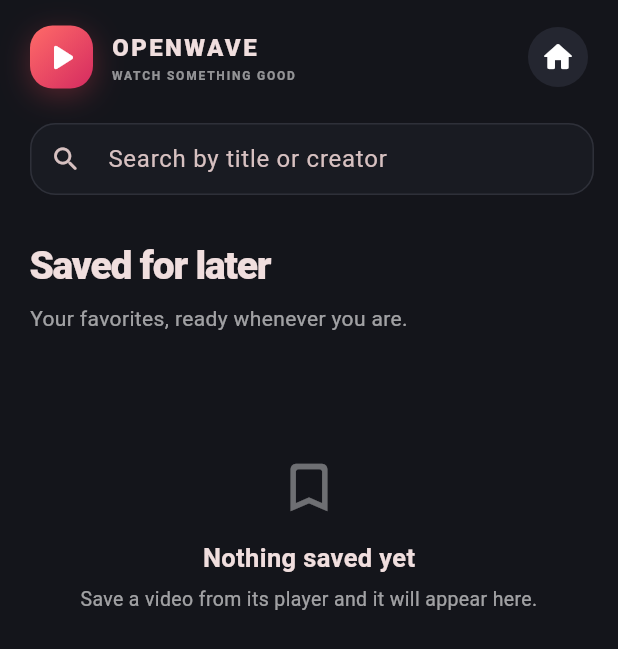
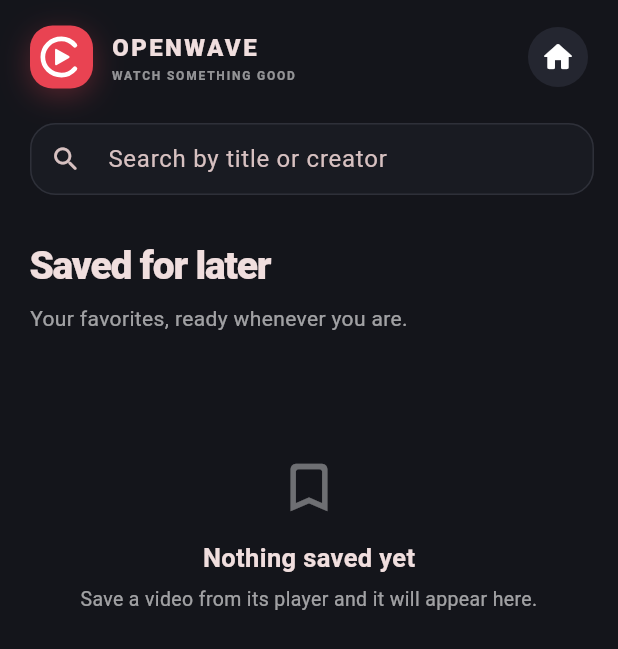
Before and after one commit to HEHE11215/free_browser, a Flutter app: the screen it shows after launch, after a tap on the "bookmark outline" icon, on a phone screen of 412 x 824 dp. Shown: the top 649 px of the screen. Run offline on Flutter 3.47's test engine with Material 3 defaults, Android fonts, the phone set to English and light mode, and no system bars; our stand-ins replace video_player.

Commit message:
Add OpenWave Android resources and app icon
Co-authored-by: Copilot App <223556219+Copilot@users.noreply.github.com>

```diff
--- a/free_browser/lib/screens/browser_screen.dart
+++ b/free_browser/lib/screens/browser_screen.dart
@@ -131,30 +131,7 @@ class _BrowserScreenState extends State<BrowserScreen> {
         children: [
           Row(
             children: [
-              Container(
-                width: 42,
-                height: 42,
-                decoration: BoxDecoration(
-                  gradient: const LinearGradient(
-                    colors: [Color(0xFFFF6B68), Color(0xFFD52B60)],
-                    begin: Alignment.topLeft,
-                    end: Alignment.bottomRight,
-                  ),
-                  borderRadius: BorderRadius.circular(15),
-                  boxShadow: [
-                    BoxShadow(
-                      color: const Color(0xFFE94352).withOpacity(0.3),
-                      blurRadius: 16,
-                      offset: const Offset(0, 5),
-                    ),
-                  ],
-                ),
-                child: const Icon(
-                  Icons.play_arrow_rounded,
-                  color: Colors.white,
-                  size: 30,
-                ),
-              ),
+              const _OpenWaveMark(),
               const SizedBox(width: 12),
               const Column(
                 crossAxisAlignment: CrossAxisAlignment.start,
@@ -749,6 +726,68 @@ class _VideoArtwork extends StatelessWidget {
   }
 }
 
+class _OpenWaveMark extends StatelessWidget {
+  const _OpenWaveMark();
+
+  @override
+  Widget build(BuildContext context) {
+    return Container(
+      width: 42,
+      height: 42,
+      decoration: BoxDecoration(
+        color: const Color(0xFFE94352),
+        borderRadius: BorderRadius.circular(15),
+        boxShadow: [
+          BoxShadow(
+            color: const Color(0xFFE94352).withOpacity(0.3),
+            blurRadius: 16,
+            offset: const Offset(0, 5),
+          ),
+        ],
+      ),
+      child: CustomPaint(painter: _OpenWaveMarkPainter()),
+    );
+  }
+}
+
+class _OpenWaveMarkPainter extends CustomPainter {
+  @override
+  void paint(Canvas canvas, Size size) {
+    canvas.scale(size.width / 108);
+    final ringPaint = Paint()
+      ..color = Colors.white
+      ..style = PaintingStyle.stroke
+      ..strokeWidth = 8
+      ..strokeCap = StrokeCap.round
+      ..strokeJoin = StrokeJoin.round;
+    final ring = Path()
+      ..moveTo(77, 34)
+      ..cubicTo(71, 27, 63, 23, 54, 23)
+      ..cubicTo(36, 23, 22, 37, 22, 54)
+      ..cubicTo(22, 71, 36, 85, 54, 85)
+      ..cubicTo(63, 85, 71, 81, 77, 74);
+    canvas.drawPath(ring, ringPaint);
+
+    final play = Path()
+      ..moveTo(46, 40.5)
+      ..lineTo(67, 52.3)
+      ..quadraticBezierTo(69, 54, 67, 55.7)
+      ..lineTo(46, 67.5)
+      ..quadraticBezierTo(43, 69, 43, 65.8)
+      ..lineTo(43, 42.2)
+      ..quadraticBezierTo(43, 39, 46, 40.5);
+    canvas.drawPath(
+      play,
+      Paint()
+        ..color = Colors.white
+        ..style = PaintingStyle.fill,
+    );
+  }
+
+  @override
+  bool shouldRepaint(covariant _OpenWaveMarkPainter oldDelegate) => false;
+}
+
 class _VideoScreen extends StatefulWidget {
   const _VideoScreen({
     required this.video,
```
Also changed, not shown: 4 other files.
